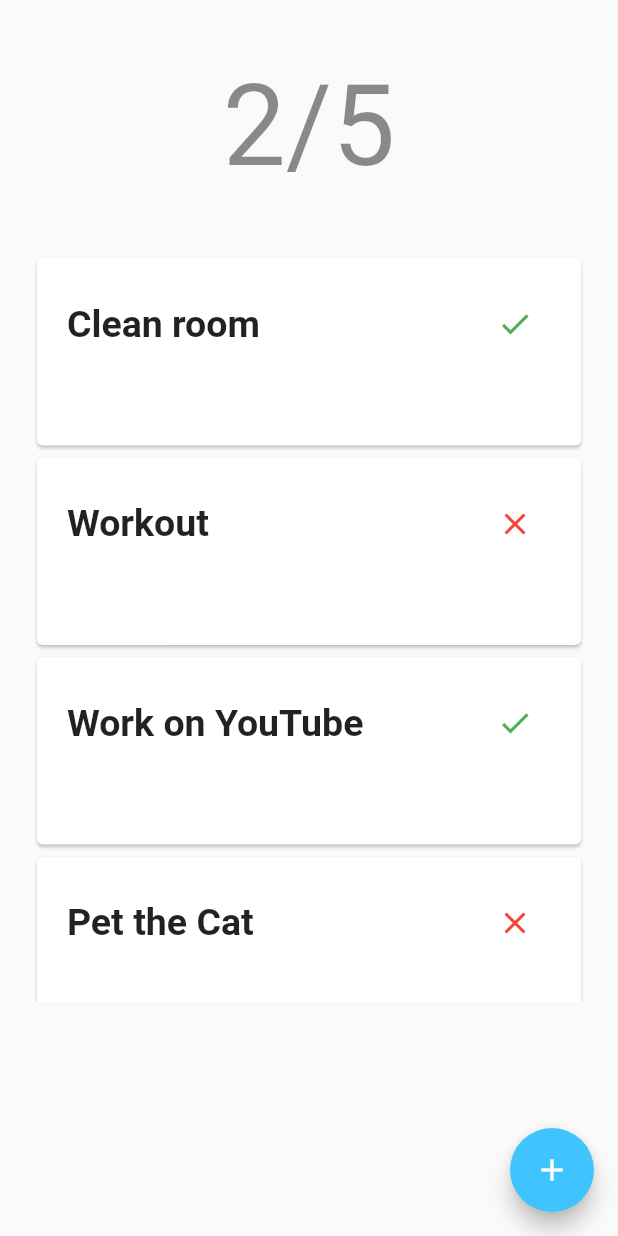
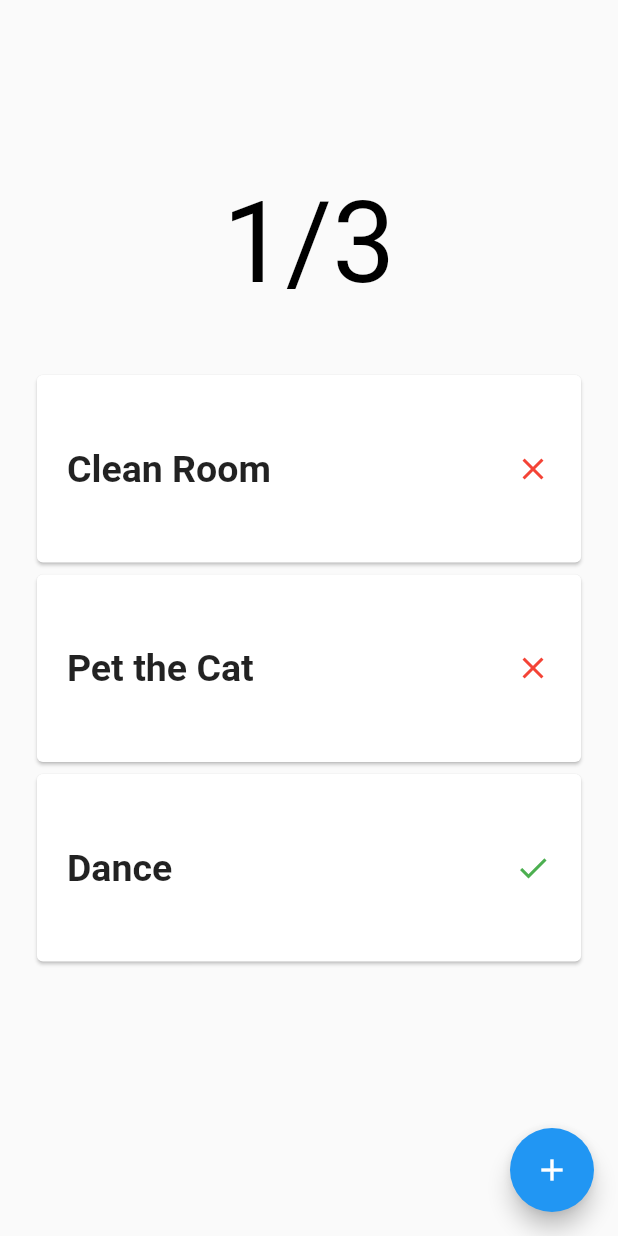
Before and after one commit to harblaith7/Flutter-Series, a Flutter app: the screen it shows after launch, on a phone screen of 412 x 824 dp. Run offline on Flutter 3.47's test engine with Material 2 defaults, Android fonts, the phone set to English and light mode, and no system bars.

Commit message:
Add todo app project

```diff
--- a/project-2-todo_app/lib/main.dart
+++ b/project-2-todo_app/lib/main.dart
@@ -1,23 +1,21 @@
 import 'package:flutter/material.dart';
-import 'package:todo_app/widgets/count.dart';
-import 'package:todo_app/widgets/new_todo.dart';
-import 'package:todo_app/widgets/todo_cards.dart';
-import 'package:todo_app/widgets/todo_list.dart';
-import './models/todo.dart';
+import 'package:todoapp/models/todo.dart';
+import 'package:todoapp/widgets/counter.dart';
+import 'package:todoapp/widgets/new_todo.dart';
 import 'package:uuid/uuid.dart';
+import 'package:todoapp/widgets/todo_list.dart';
 
 void main() {
   runApp(MyApp());
 }
 
 class MyApp extends StatelessWidget {
-
   @override
   Widget build(BuildContext context) {
     return MaterialApp(
       title: 'Flutter Demo',
       theme: ThemeData(
-        primarySwatch: Colors.green,
+        primarySwatch: Colors.blue,
       ),
       home: MyHomePage(),
     );
@@ -31,21 +29,27 @@ class MyHomePage extends StatefulWidget {
 }
 
 class _MyHomePageState extends State<MyHomePage> {
+
   final List<Todo> todos = [
-    Todo(id: Uuid(), title: "Clean room", completed: true),
-    Todo(id: Uuid(), title: "Workout", completed: false),
-    Todo(id: Uuid(), title: "Work on YouTube", completed: true),
+    Todo(id: Uuid(), title: "Clean Room", completed: false),
     Todo(id: Uuid(), title: "Pet the Cat", completed: false),
-    Todo(id: Uuid(), title: "Pet the Cat", completed: false),
+    Todo(id: Uuid(), title: "Dance", completed: true)
   ];
 
-  void updateTodoCompletions(int index){
+  void _updateTodoCompletions(int index){
     setState(() {
       todos[index].completed = !todos[index].completed;
     });
   }
 
-  void addTodo(String todo){
+  void _showAddTodoModal(BuildContext context){
+    showModalBottomSheet(context: context, builder: (bCtx) {
+      return NewTodo(addTodo: _addTodo);
+    }, isScrollControlled: true);
+  }
+
+  void _addTodo(String todo){
+
     setState(() {
       todos.add(Todo(
         id: Uuid(),
@@ -55,49 +59,39 @@ class _MyHomePageState extends State<MyHomePage> {
     });
   }
 
-    void showAddTodoModal(BuildContext context) {
-    showModalBottomSheet(context: context, builder: (bCtx) {
-      return NewTodo(addTodo: addTodo,);
-    }, isScrollControlled: true);
-  }
-
-  int calcTotalCompletions() {
+  int _calcTotalCompletions() {
     var totalCompletions = 0;
 
-    todos.forEach((todo) => {
-      if(todo.completed) {
-        totalCompletions = totalCompletions + 1
+    todos.forEach((todo) {
+      if(todo.completed){
+        totalCompletions++;
       }
     });
 
     return totalCompletions;
+
   }
-
 
   @override
   Widget build(BuildContext context) {
     return Scaffold(
       body: Center(
         child: Column(
-          mainAxisAlignment: MainAxisAlignment.start,
+          mainAxisAlignment: MainAxisAlignment.center,
           children: <Widget>[
-            Count(
+            Counter(
               numberOfTodos: todos.length,
-              totalCompletions: calcTotalCompletions()
+              totalCompletions: _calcTotalCompletions(),
             ),
-            TodoList(
-              todos: todos,
-              updateTodoCompletions: updateTodoCompletions
-            )
+            TodoList(todos: todos, updateTodoCompletions: _updateTodoCompletions)
           ],
-        ),
+        )
       ),
       floatingActionButton: FloatingActionButton(
-        onPressed: () {showAddTodoModal(context);},
-        backgroundColor: Colors.lightBlueAccent,
-        child: Icon(
-          Icons.add
-        ),
+        onPressed: () {
+          _showAddTodoModal(context);
+        },
+        child: Icon(Icons.add),
       ),
     );
   }
--- a/project-2-todo_app/lib/models/todo.dart
+++ b/project-2-todo_app/lib/models/todo.dart
@@ -8,6 +8,6 @@ class Todo {
   Todo({
     required this.id,
     required this.title,
-    required this.completed,
+    required this.completed
   });
 }
--- a/project-2-todo_app/lib/widgets/count.dart
+++ b/project-2-todo_app/lib/widgets/counter.dart
@@ -1,24 +1,25 @@
 import 'package:flutter/material.dart';
 
-class Count extends StatelessWidget {
+class Counter extends StatelessWidget {
 
   final int numberOfTodos;
   final int totalCompletions;
 
-  Count({required this.numberOfTodos, required this.totalCompletions});
+  Counter({
+    required this.numberOfTodos,
+    required this.totalCompletions
+  });
 
   @override
   Widget build(BuildContext context) {
     return Container(
       margin: EdgeInsets.all(40),
-      width: double.infinity,
       child: Text(
         "$totalCompletions/$numberOfTodos",
         style: TextStyle(
           fontSize: 75,
-          color: totalCompletions == numberOfTodos ? Colors.green : Colors.black45
+          color: totalCompletions == numberOfTodos ? Colors.green : Colors.black
         ),
-        textAlign: TextAlign.center,
       ),
     );
   }
--- a/project-2-todo_app/lib/widgets/todo_cards.dart
+++ b/project-2-todo_app/lib/widgets/todo_cards.dart
@@ -22,19 +22,14 @@ class TodoCard extends StatelessWidget {
       },
       child: FractionallySizedBox(
         widthFactor: 0.9,
-        child: Container(
         child: Card(
           child: Container(
             padding: EdgeInsets.all(20),
             height: 125,
-              child: Column(
-                crossAxisAlignment: CrossAxisAlignment.start,
+            child: Center(
+              child: Row(
                 mainAxisAlignment: MainAxisAlignment.spaceBetween,
                 children: <Widget>[
-                  Container(
-                    child: Row(
-                      mainAxisAlignment: MainAxisAlignment.spaceBetween,
-                      children: [
                   Text(
                     title,
                     style: TextStyle(
@@ -42,24 +37,15 @@ class TodoCard extends StatelessWidget {
                       fontWeight: FontWeight.bold
                     ),
                   ),
-                        Container(
-                          child: IconButton(
-                            onPressed: null,
-                            icon: Icon(
+                  Icon(
                     completed ? Icons.check : Icons.close,
                     color: completed ? Colors.green : Colors.red,
-                            ),
-                            color: Colors.cyan
                   )
-                        )
-                      ],
-                    ),
-                  ),
                 ],
               ),
             )
           ),
-        )
+        ),
       ),
     );
   }
--- a/project-2-todo_app/lib/widgets/todo_list.dart
+++ b/project-2-todo_app/lib/widgets/todo_list.dart
@@ -1,13 +1,17 @@
 import 'package:flutter/material.dart';
-import 'package:todo_app/models/todo.dart';
-import "./todo_cards.dart";
+import 'package:todoapp/models/todo.dart';
+import 'package:todoapp/widgets/new_todo.dart';
+import 'package:todoapp/widgets/todo_cards.dart';
 
 class TodoList extends StatelessWidget {
 
   final List<Todo> todos;
   final Function(int) updateTodoCompletions;
 
-  TodoList({required this.todos, required this.updateTodoCompletions});
+  TodoList({
+    required this.todos,
+    required this.updateTodoCompletions
+  });
 
   @override
   Widget build(BuildContext context) {
@@ -18,8 +22,8 @@ class TodoList extends StatelessWidget {
           return TodoCard(
             title: todos[i].title,
             completed: todos[i].completed,
+            updateTodoCompletions: updateTodoCompletions,
             index: i,
-              updateTodoCompletions: updateTodoCompletions,
           );
         },
         itemCount: todos.length,
--- a/project-2-todo_app/pubspec.yaml
+++ b/project-2-todo_app/pubspec.yaml
@@ -1,4 +1,4 @@
-name: todo_app
+name: todoapp
 description: A new Flutter project.
 
 # The following line prevents the package from being accidentally published to
```
Also changed, not shown: project-2-todo_app/lib/widgets/new_todo.dart (+12 -34 lines), 13 other files. Lines whose indentation alone changed are shown as unchanged.
